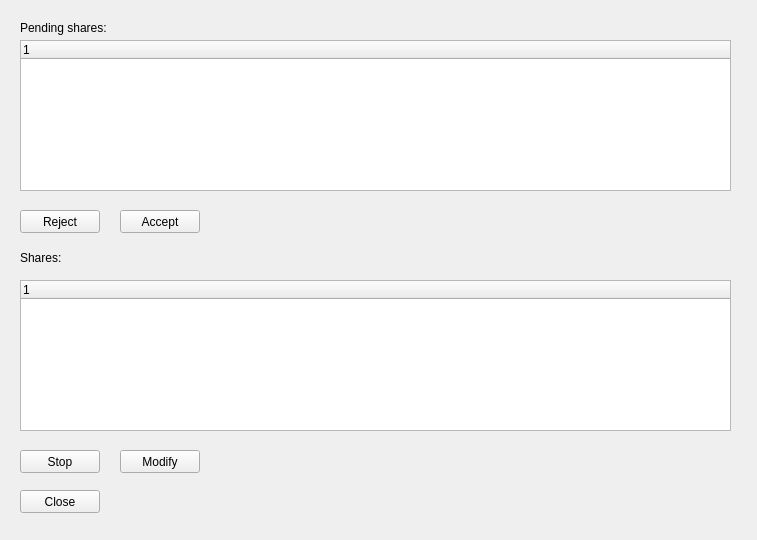
This is pCloud/shareswindow.ui in pcloudcom/pfs-gui as Qt 5 draws it before an edit. The edited form follows.
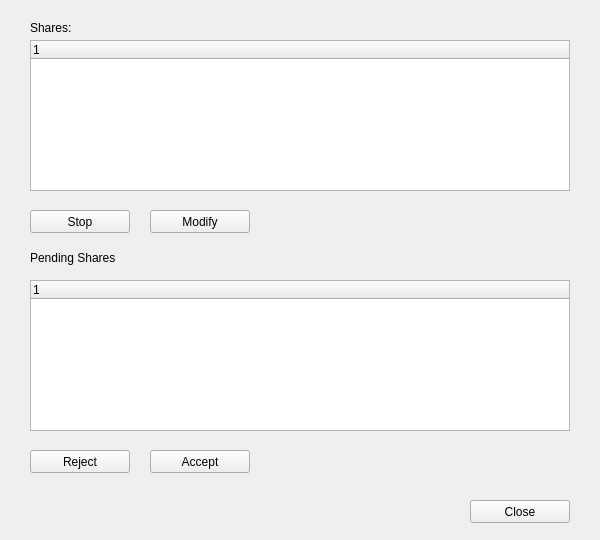
This is the edited form.

What changed in the file:
```diff
--- a/pCloud/shareswindow.ui
+++ b/pCloud/shareswindow.ui
@@ -6,7 +6,7 @@
    <rect>
     <x>0</x>
     <y>0</y>
-    <width>757</width>
+    <width>600</width>
     <height>540</height>
    </rect>
   </property>
@@ -17,9 +17,9 @@
    <widget class="QPushButton" name="closebutton">
     <property name="geometry">
      <rect>
-      <x>20</x>
-      <y>490</y>
-      <width>80</width>
+      <x>470</x>
+      <y>500</y>
+      <width>100</width>
       <height>23</height>
      </rect>
     </property>
@@ -30,10 +30,10 @@
    <widget class="QLabel" name="error">
     <property name="geometry">
      <rect>
-      <x>120</x>
+      <x>30</x>
       <y>490</y>
-      <width>611</width>
-      <height>21</height>
+      <width>421</width>
+      <height>31</height>
      </rect>
     </property>
     <property name="text">
@@ -43,22 +43,22 @@
    <widget class="QLabel" name="label">
     <property name="geometry">
      <rect>
-      <x>20</x>
+      <x>30</x>
       <y>20</y>
       <width>151</width>
       <height>16</height>
      </rect>
     </property>
     <property name="text">
-     <string>Pending shares:</string>
+     <string>Shares:</string>
     </property>
    </widget>
    <widget class="QPushButton" name="acceptbutton">
     <property name="geometry">
      <rect>
-      <x>120</x>
-      <y>210</y>
-      <width>80</width>
+      <x>150</x>
+      <y>450</y>
+      <width>100</width>
       <height>23</height>
      </rect>
     </property>
@@ -69,22 +69,22 @@
    <widget class="QLabel" name="label_2">
     <property name="geometry">
      <rect>
-      <x>20</x>
+      <x>30</x>
       <y>250</y>
       <width>151</width>
       <height>16</height>
      </rect>
     </property>
     <property name="text">
-     <string>Shares:</string>
+     <string>Pending Shares</string>
     </property>
    </widget>
    <widget class="QPushButton" name="rejectbutton">
     <property name="geometry">
      <rect>
-      <x>20</x>
-      <y>210</y>
-      <width>80</width>
+      <x>30</x>
+      <y>450</y>
+      <width>100</width>
       <height>23</height>
      </rect>
     </property>
@@ -95,9 +95,9 @@
    <widget class="QTreeWidget" name="current">
     <property name="geometry">
      <rect>
-      <x>20</x>
+      <x>30</x>
       <y>280</y>
-      <width>711</width>
+      <width>540</width>
       <height>151</height>
      </rect>
     </property>
@@ -110,9 +110,9 @@
    <widget class="QPushButton" name="stopbutton">
     <property name="geometry">
      <rect>
-      <x>20</x>
-      <y>450</y>
-      <width>80</width>
+      <x>30</x>
+      <y>210</y>
+      <width>100</width>
       <height>23</height>
      </rect>
     </property>
@@ -123,9 +123,9 @@
    <widget class="QPushButton" name="modifybutton">
     <property name="geometry">
      <rect>
-      <x>120</x>
-      <y>450</y>
-      <width>80</width>
+      <x>150</x>
+      <y>210</y>
+      <width>100</width>
       <height>23</height>
      </rect>
     </property>
@@ -136,9 +136,9 @@
    <widget class="QTreeWidget" name="pending">
     <property name="geometry">
      <rect>
-      <x>20</x>
+      <x>30</x>
       <y>40</y>
-      <width>711</width>
+      <width>540</width>
       <height>151</height>
      </rect>
     </property>
```
Left out of the diff: 4 changed lines with no effect on the pictures.
